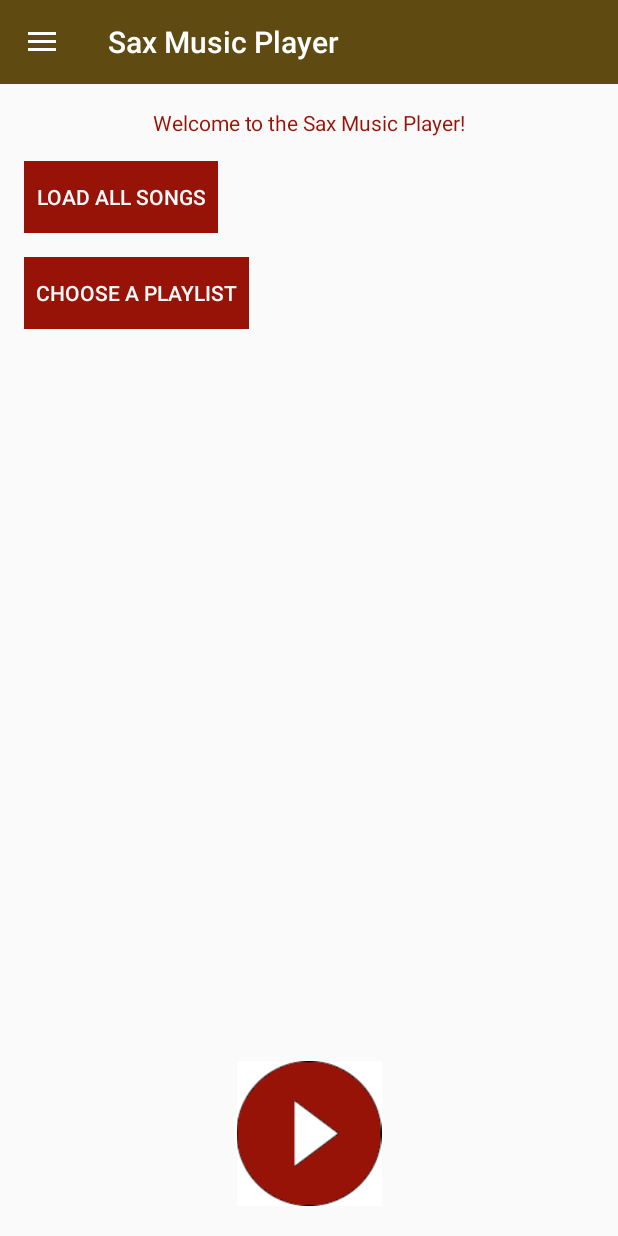
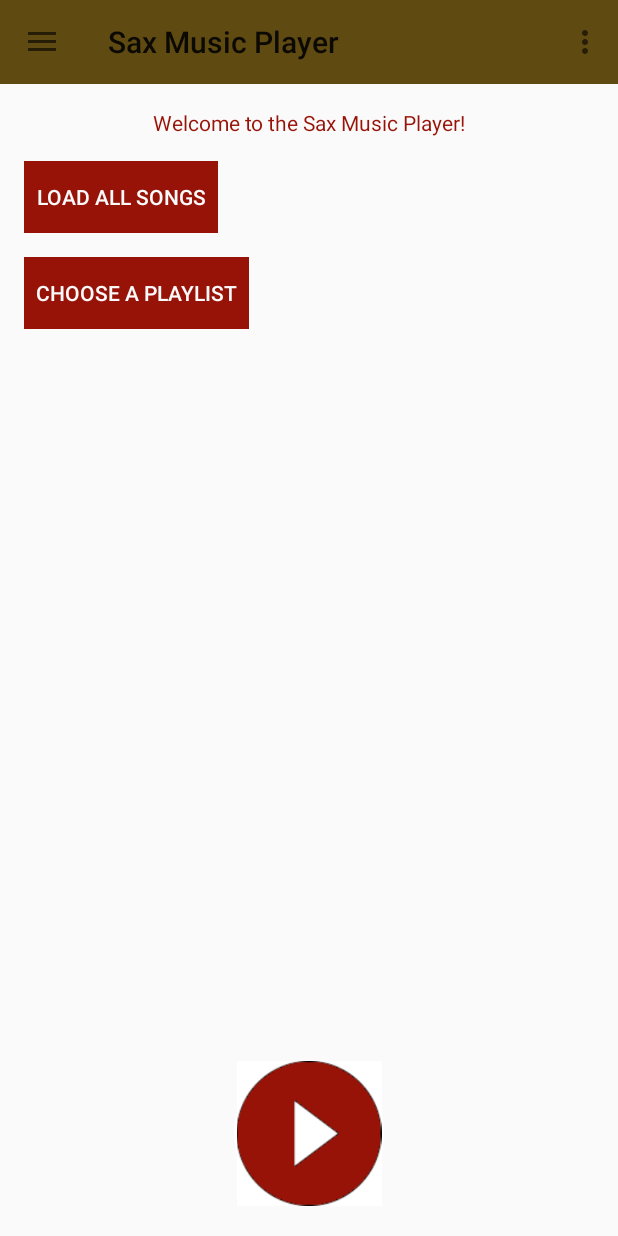
Before and after one commit to sonjazivkovic/Sax, an Android app: the screen it shows after launch (MainActivity), on a phone screen of 412 x 824 dp. Run offline under Robolectric (Android 15) with nearby library versions, the phone set to English and light mode, and no system bars.

Commit message:
1. Added Toolbar with overflow menu and three menu items (Lyrics, Details and Rating, Settings). 2. Added two activities (Lyrics, Details and Rating)

```diff
--- a/app/src/main/java/com/example/buca/saxmusicplayer/MainActivity.java
+++ b/app/src/main/java/com/example/buca/saxmusicplayer/MainActivity.java
@@ -5,7 +5,9 @@ import android.content.res.Configuration;
 import android.support.v4.widget.DrawerLayout;
 import android.support.v7.app.ActionBarDrawerToggle;
 import android.support.v7.app.AppCompatActivity;
+import android.support.v7.widget.Toolbar;
 import android.os.Bundle;
+import android.view.Menu;
 import android.view.MenuItem;
 import android.view.View;
 import android.widget.ArrayAdapter;
@@ -14,7 +16,9 @@ import android.widget.ListView;
 import android.widget.Toast;
 
 import com.example.buca.saxmusicplayer.activities.ChoosePlaylistActivity;
+import com.example.buca.saxmusicplayer.activities.DetailsAndRatingActivity;
 import com.example.buca.saxmusicplayer.activities.LoadAllSongsActivity;
+import com.example.buca.saxmusicplayer.activities.LyricsActivity;
 
 public class MainActivity extends AppCompatActivity {
 
@@ -28,6 +32,9 @@ public class MainActivity extends AppCompatActivity {
         super.onCreate(savedInstanceState);
         setContentView(R.layout.activity_main);
 
+        Toolbar toolbar = (Toolbar) findViewById(R.id.main_toolbar);
+        setSupportActionBar(toolbar);
+
         menuItems = new String[] { getString(R.string.all_songs), getString(R.string.default_playlist), getString(R.string.office_playlist_placeholder) };
         drawerList = (ListView) findViewById(R.id.left_drawer);
         drawerList.setAdapter(new ArrayAdapter<>(this, android.R.layout.simple_list_item_1, menuItems));
@@ -39,13 +46,14 @@ public class MainActivity extends AppCompatActivity {
                 Toast.makeText(MainActivity.this, getString(R.string.drawer_closed), Toast.LENGTH_SHORT).show();
             }
             public void onDrawerOpened(View view) {
-                super.onDrawerClosed(view);
+                super.onDrawerOpened(view);
                 Toast.makeText(MainActivity.this, getString(R.string.drawer_opened), Toast.LENGTH_SHORT).show();
             }
         };
-        drawerLayout.setDrawerListener(drawerToggle);
+        drawerLayout.addDrawerListener(drawerToggle);
+
+        getSupportActionBar().setHomeButtonEnabled(true);
         getSupportActionBar().setDisplayHomeAsUpEnabled(true);
-        getSupportActionBar().setHomeButtonEnabled(true);
 
         Button loadAllButton = (Button) findViewById(R.id.loadAllButton);
         loadAllButton.setOnClickListener(new View.OnClickListener() {
@@ -83,6 +91,26 @@ public class MainActivity extends AppCompatActivity {
         if (drawerToggle.onOptionsItemSelected(item)) {
             return true;
         }
+        switch(item.getItemId()){
+            case R.id.action_lyrics:
+                Intent lyricsIntent = new Intent(MainActivity.this, LyricsActivity.class);
+                startActivity(lyricsIntent);
+                return true;
+            case R.id.action_rating_details:
+                Intent detailsIntent = new Intent(MainActivity.this, DetailsAndRatingActivity.class);
+                startActivity(detailsIntent);
+                return true;
+            case R.id.action_settings:
+                Toast.makeText(MainActivity.this, "Settings Opened", Toast.LENGTH_SHORT).show();
+                return true;
+        }
+
         return super.onOptionsItemSelected(item);
     }
+
+    @Override
+    public boolean onCreateOptionsMenu(Menu menu) {
+        getMenuInflater().inflate(R.menu.action_bar, menu);
+        return true;
+    }
 }
--- a/app/src/main/res/layout/activity_main.xml
+++ b/app/src/main/res/layout/activity_main.xml
@@ -1,11 +1,25 @@
 <?xml version="1.0" encoding="utf-8"?>
-<android.support.v4.widget.DrawerLayout
+<LinearLayout
     xmlns:android="http://schemas.android.com/apk/res/android"
     xmlns:app="http://schemas.android.com/apk/res-auto"
     xmlns:tools="http://schemas.android.com/tools"
+    android:layout_width="fill_parent"
+    android:layout_height="fill_parent"
+    android:orientation="vertical">
+
+    <android.support.v7.widget.Toolbar
+        android:id="@+id/main_toolbar"
+        android:layout_width="match_parent"
+        android:layout_height="?attr/actionBarSize"
+        android:background="?attr/colorPrimary"
+        app:popupTheme="@style/CustomPopupTheme"
+        />
+
+    <android.support.v4.widget.DrawerLayout
         android:layout_width="match_parent"
         android:layout_height="match_parent"
         android:id="@+id/drawer_layout">
+
             <LinearLayout
                 android:orientation="vertical"
                 android:layout_width="match_parent"
@@ -83,6 +97,6 @@
                 android:layout_gravity="start"
                 android:choiceMode="singleChoice"
                 android:background="#FFFFFF">
-
             </ListView>
     </android.support.v4.widget.DrawerLayout>
+</LinearLayout>
--- /dev/null
+++ b/app/src/main/res/menu/action_bar.xml
@@ -0,0 +1,19 @@
+<?xml version="1.0" encoding="utf-8"?>
+<menu xmlns:android="http://schemas.android.com/apk/res/android"
+    xmlns:app="http://schemas.android.com/apk/res-auto">
+    <item
+        android:id="@+id/action_lyrics"
+        android:title="@string/lyrics"
+        app:showAsAction="never"
+        />
+    <item
+        android:id="@+id/action_rating_details"
+        android:title="@string/details_rating"
+        app:showAsAction="never"
+        />
+    <item
+        android:id="@+id/action_settings"
+        android:title="@string/settings"
+        app:showAsAction="never"
+        />
+</menu>
--- a/app/src/main/res/values/strings.xml
+++ b/app/src/main/res/values/strings.xml
@@ -15,4 +15,7 @@
     <string name="default_playlist">Default playlist</string>
     <string name="office_playlist_placeholder">Office playlist</string>
     <string name="party_playlist">Party playlist</string>
+    <string name="settings">Settings</string>
+    <string name="lyrics">Lyrics</string>
+    <string name="details_rating">Details And Rating</string>
 </resources>
--- a/app/src/main/res/values/styles.xml
+++ b/app/src/main/res/values/styles.xml
@@ -1,11 +1,15 @@
 <resources>
 
     <!-- Base application theme. -->
-    <style name="AppTheme" parent="Theme.AppCompat.Light.DarkActionBar">
+    <style name="AppTheme" parent="Theme.AppCompat.Light.NoActionBar">
         <!-- Customize your theme here. -->
         <item name="colorPrimary">@color/colorPrimary</item>
         <item name="colorPrimaryDark">@color/colorPrimaryDark</item>
         <item name="colorAccent">@color/colorAccent</item>
     </style>
 
+    <style name="CustomPopupTheme" parent="@style/ThemeOverlay.AppCompat.Light">
+        <item name="android:itemBackground">@color/colorAccent</item>
+    </style>
+
 </resources>
```
Also changed, not shown: app/src/main/AndroidManifest.xml (+27 -9 lines), app/src/main/java/com/example/buca/saxmusicplayer/activities/DetailsAndRatingActivity.java (added, +24 -0 lines), app/src/main/java/com/example/buca/saxmusicplayer/activities/LyricsActivity.java (added, +24 -0 lines), app/src/main/res/layout/details_and_rating.xml (added, +44 -0 lines), app/src/main/res/layout/lyrics.xml (added, +37 -0 lines), app/src/main/res/drawable/rating_ph.png (added). Lines whose indentation alone changed are shown as unchanged.
